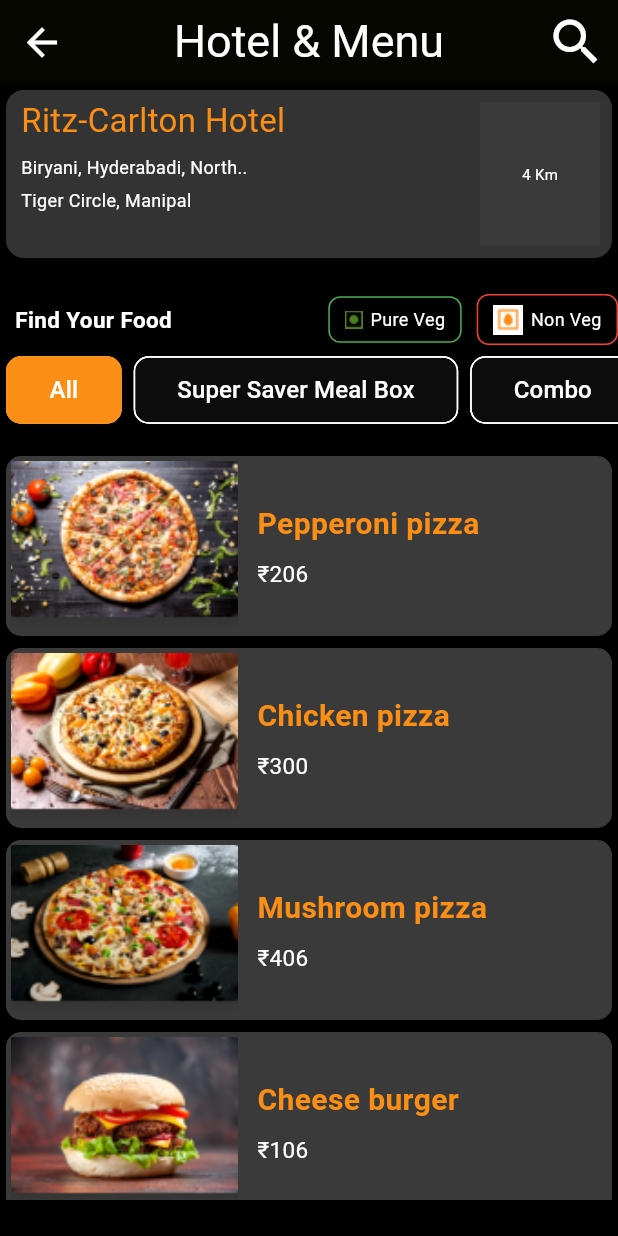
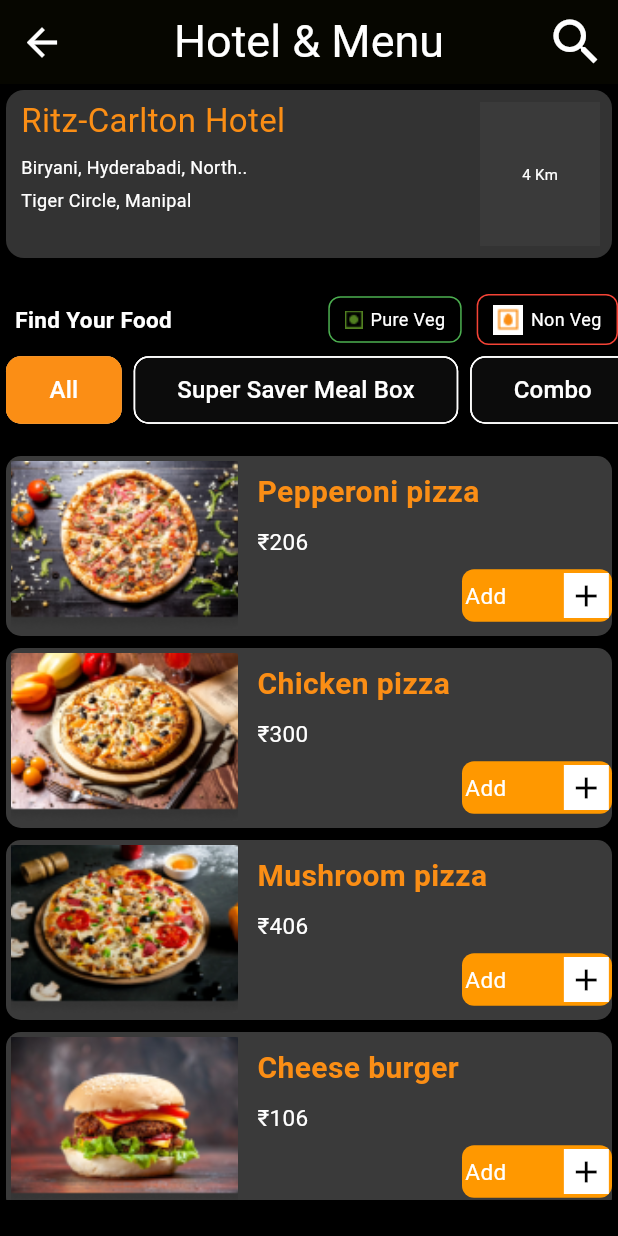
Before and after one commit to Joyal14/Fat_Fox, a Flutter app: the screen it shows after launch, on a phone screen of 412 x 824 dp. Run offline on Flutter 3.47's test engine with Material 3 defaults, Android fonts, the phone set to English and light mode, and no system bars.

Commit message:
add methods is added

```diff
--- a/lib/splash.dart
+++ b/lib/splash.dart
@@ -1,6 +1,6 @@
 import 'dart:async';
 
-import 'package:fatfox_app/on_boading.dart';
+import 'package:fatfox_app/Onboarding/on_boading.dart';
 import 'package:flutter/material.dart';
 
 class Splashscreen extends StatefulWidget {
--- a/lib/widgets/custom_hotel_menu_card_list.dart
+++ b/lib/widgets/custom_hotel_menu_card_list.dart
@@ -1,22 +1,33 @@
 import 'package:flutter/material.dart';
 import 'package:fatfox_app/widgets/single_text.dart';
 
-class HotelMenuCard extends StatelessWidget {
+class HotelMenuCard extends StatefulWidget {
   const HotelMenuCard({
-    super.key,
+    Key? key,
     required this.images,
     required this.title,
     required this.price,
-  });
+  }) : super(key: key);
 
   final String images;
   final String title;
   final String price;
 
   @override
+  _HotelMenuCardState createState() => _HotelMenuCardState();
+}
+
+class _HotelMenuCardState extends State<HotelMenuCard> {
+  int itemCount = 0;
+
+  @override
   Widget build(BuildContext context) {
-    return Card(
-      shape: RoundedRectangleBorder(borderRadius: BorderRadius.circular(10)),
+    return Row(
+      children: [
+        Expanded(
+          child: Card(
+            shape:
+                RoundedRectangleBorder(borderRadius: BorderRadius.circular(10)),
             color: const Color.fromRGBO(58, 58, 58, 1),
             child: SizedBox(
               height: 120, // Set your desired height
@@ -27,10 +38,10 @@ class HotelMenuCard extends StatelessWidget {
                     child: ClipRRect(
                       borderRadius: const BorderRadius.all(Radius.circular(10)),
                       child: Padding(
-                  padding:
-                      const EdgeInsets.symmetric(horizontal: 3, vertical: 3),
+                        padding: const EdgeInsets.symmetric(
+                            horizontal: 3, vertical: 3),
                         child: Image.asset(
-                    images,
+                          widget.images,
                           height: double.infinity,
                           fit: BoxFit.fitHeight,
                         ),
@@ -45,22 +56,125 @@ class HotelMenuCard extends StatelessWidget {
                       mainAxisAlignment: MainAxisAlignment.center,
                       children: [
                         CustomSingleTextWidget(
-                      label: title,
+                          label: widget.title,
                           color: Theme.of(context).colorScheme.primary,
                           size: 20,
-                      fontWeight: FontWeight.bold),
+                          fontWeight: FontWeight.bold,
+                        ),
                         const SizedBox(height: 8),
                         CustomSingleTextWidget(
-                      label: price,
+                          label: widget.price,
                           color: Colors.white,
                           size: 15,
-                      fontWeight: FontWeight.normal)
+                          fontWeight: FontWeight.normal,
+                        ),
+                        const SizedBox(height: 8),
+                        Align(
+                          alignment: Alignment.bottomRight,
+                          child: Container(
+                            width: 100, // Set your desired width
+                            height: 35, // Set your desired height
+                            decoration: const BoxDecoration(
+                              color: Colors.orange,
+                              borderRadius: BorderRadius.all(
+                                Radius.circular(
+                                    8), // Adjust the radius as needed
+                              ),
+                            ),
+                            child: itemCount == 0
+                                ? Row(
+                                    mainAxisAlignment:
+                                        MainAxisAlignment.spaceAround,
+                                    children: [
+                                      GestureDetector(
+                                        onTap: () {
+                                          setState(() {
+                                            itemCount++;
+                                          });
+                                        },
+                                        child: const CustomSingleTextWidget(
+                                          label: "Add",
+                                          color: Colors.white,
+                                          size: 15,
+                                          fontWeight: FontWeight.normal,
+                                        ),
+                                      ),
+                                      const SizedBox(width: 30),
+                                      Container(
+                                        width: 30,
+                                        height: 30,
+                                        decoration: const BoxDecoration(
+                                          color: Colors.white,
+                                          shape: BoxShape.rectangle,
+                                        ),
+                                        child: const Center(
+                                          child: Icon(
+                                            Icons.add,
+                                            color: Colors.black,
+                                          ),
+                                        ),
+                                      ),
+                                    ],
+                                  )
+                                : Row(
+                                    mainAxisAlignment:
+                                        MainAxisAlignment.spaceAround,
+                                    children: [
+                                      GestureDetector(
+                                        onTap: () {
+                                          setState(() {
+                                            itemCount--;
+                                          });
+                                        },
+                                        child: const CustomSingleTextWidget(
+                                          label: "Sub",
+                                          color: Colors.white,
+                                          size: 15,
+                                          fontWeight: FontWeight.normal,
+                                        ),
+                                      ),
+                                      Text(
+                                        '$itemCount',
+                                        style: const TextStyle(
+                                          color: Colors.white,
+                                          fontSize: 15,
+                                          fontWeight: FontWeight.normal,
+                                        ),
+                                      ),
+                                      GestureDetector(
+                                        onTap: () {
+                                          setState(() {
+                                            itemCount++;
+                                          });
+                                        },
+                                        child: Container(
+                                          width: 30,
+                                          height: 30,
+                                          decoration: const BoxDecoration(
+                                            color: Colors.white,
+                                            shape: BoxShape.rectangle,
+                                          ),
+                                          child: const Center(
+                                            child: Icon(
+                                              Icons.add,
+                                              color: Colors.black,
+                                            ),
+                                          ),
+                                        ),
+                                      ),
+                                    ],
+                                  ),
+                          ),
+                        ),
                       ],
                     ),
                   ),
                 ],
               ),
             ),
+          ),
+        ),
+      ],
     );
   }
 }
```
Also changed, not shown: lib/Onboarding/on_boading.dart (renamed from lib/on_boading.dart). Lines whose indentation alone changed are shown as unchanged.
